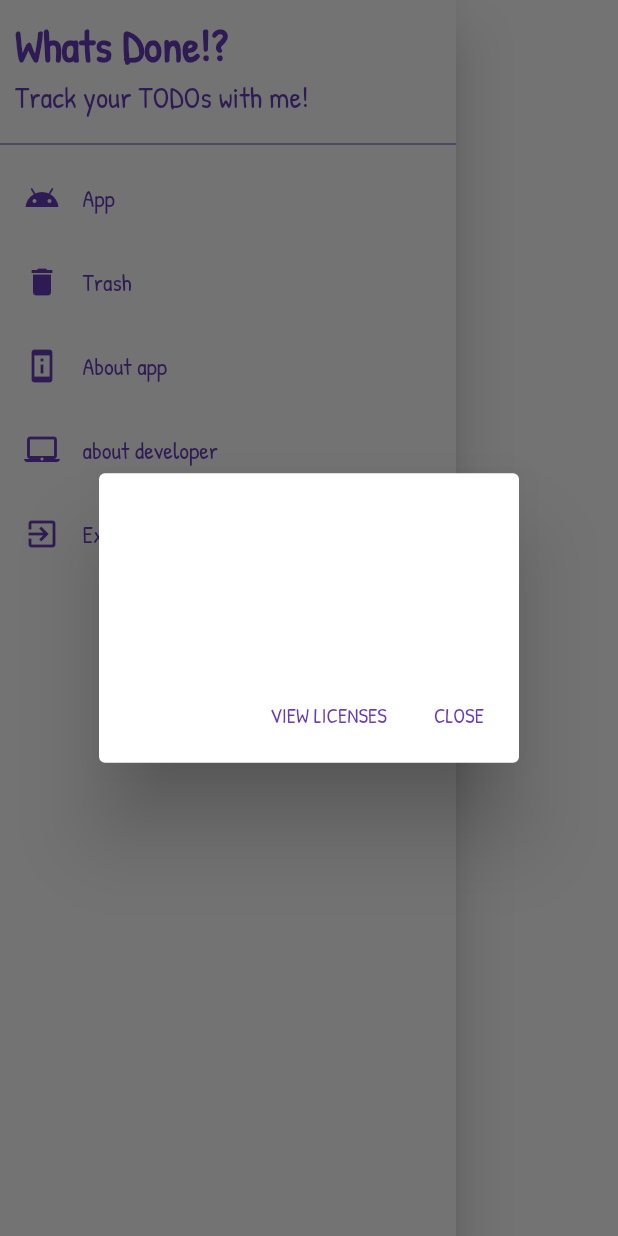
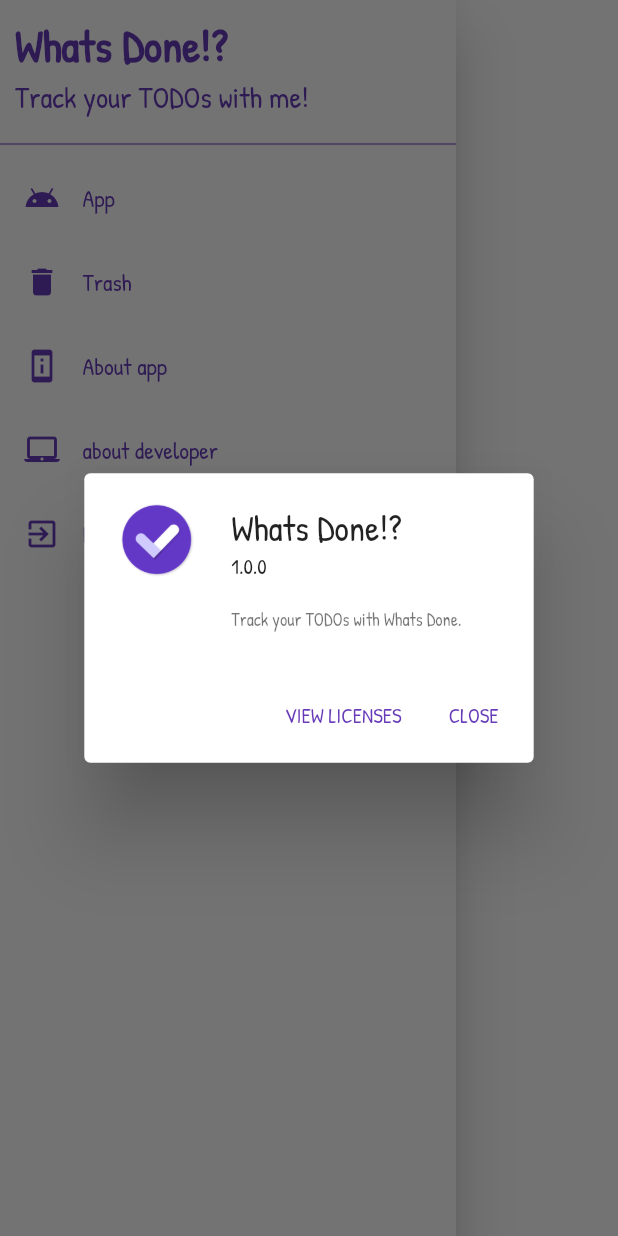
Before and after one commit to BlackIQ/whatsdone, a Flutter app: the DrawerWidget widget shown alone on an empty page, opened directly, after a tap on "About app", on a phone screen of 412 x 824 dp. Run offline on Flutter 3.47's test engine with Material 2 defaults, Android fonts, the phone set to English and light mode, and no system bars; our stand-ins replace google_fonts.

```diff
--- a/lib/app/drawer/drawer_widget.dart
+++ b/lib/app/drawer/drawer_widget.dart
@@ -52,7 +52,17 @@ class DrawerWidget extends StatelessWidget {
           DrawerItemWidget(
             text: 'About app',
             icon: Icons.perm_device_information,
-            onTap: () => showAboutDialog(context: context),
+            onTap: () => showAboutDialog(
+              context: context,
+              applicationIcon: Image.asset(
+                'asset/logo.png',
+                height: 50,
+                width: 50,
+              ),
+              applicationVersion: '1.0.0',
+              applicationName: 'Whats Done!?',
+              applicationLegalese: 'Track your TODOs with Whats Done.'
+            ),
           ),
           DrawerItemWidget(
             text: 'about developer',
```
